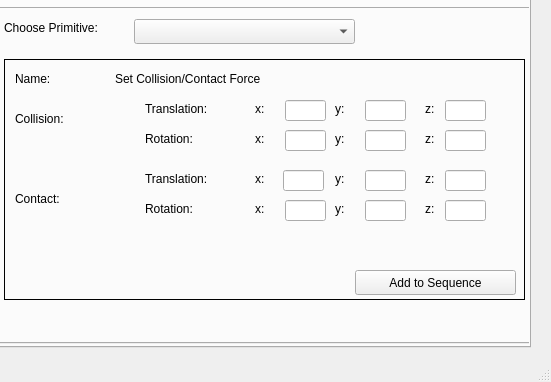
Qt form user-interface/userinterface.ui (TheGaertner/cryopreservation-panda) before a commit; both pictures show x 620 to 1171 and y 443 to 825 of the 1171 by 825 pixel window.
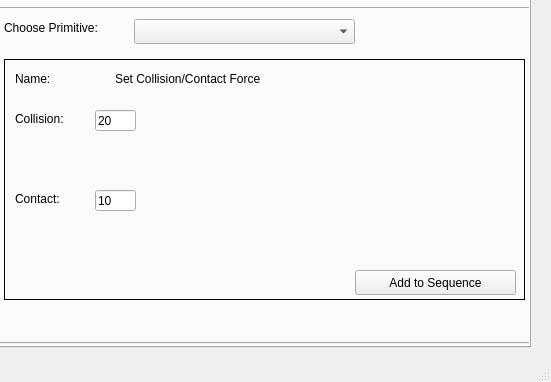
The same form after that commit. The open tabs and pages were chosen to show the change. Icons and pictures are not drawn. Custom widgets are drawn as their Qt base class.

```diff
--- a/user-interface/userinterface.ui
+++ b/user-interface/userinterface.ui
@@ -1776,332 +1776,30 @@
            <string>Add to Sequence</string>
           </property>
          </widget>
-         <widget class="QLabel" name="label_126">
-          <property name="geometry">
-           <rect>
-            <x>330</x>
-            <y>40</y>
-            <width>21</width>
-            <height>17</height>
-           </rect>
-          </property>
-          <property name="text">
-           <string>y:</string>
-          </property>
-         </widget>
-         <widget class="QLabel" name="label_127">
-          <property name="geometry">
-           <rect>
-            <x>140</x>
-            <y>70</y>
-            <width>91</width>
-            <height>17</height>
-           </rect>
-          </property>
-          <property name="text">
-           <string>Rotation:</string>
-          </property>
-         </widget>
-         <widget class="QLabel" name="label_128">
-          <property name="geometry">
-           <rect>
-            <x>250</x>
-            <y>40</y>
-            <width>21</width>
-            <height>17</height>
-           </rect>
-          </property>
-          <property name="text">
-           <string>x:</string>
-          </property>
-         </widget>
-         <widget class="QLabel" name="label_129">
-          <property name="geometry">
-           <rect>
-            <x>420</x>
-            <y>40</y>
-            <width>21</width>
-            <height>17</height>
-           </rect>
-          </property>
-          <property name="text">
-           <string>z:</string>
-          </property>
-         </widget>
-         <widget class="QLineEdit" name="lineEdit_51">
-          <property name="geometry">
-           <rect>
-            <x>440</x>
-            <y>40</y>
-            <width>41</width>
-            <height>21</height>
-           </rect>
-          </property>
-         </widget>
-         <widget class="QLabel" name="label_130">
-          <property name="geometry">
-           <rect>
-            <x>250</x>
-            <y>70</y>
-            <width>21</width>
-            <height>17</height>
-           </rect>
-          </property>
-          <property name="text">
-           <string>x:</string>
-          </property>
-         </widget>
-         <widget class="QLabel" name="label_131">
-          <property name="geometry">
-           <rect>
-            <x>140</x>
-            <y>40</y>
-            <width>91</width>
-            <height>17</height>
-           </rect>
-          </property>
-          <property name="text">
-           <string>Translation:</string>
-          </property>
-         </widget>
-         <widget class="QLabel" name="label_132">
-          <property name="geometry">
-           <rect>
-            <x>420</x>
-            <y>70</y>
-            <width>21</width>
-            <height>17</height>
-           </rect>
-          </property>
-          <property name="text">
-           <string>z:</string>
-          </property>
-         </widget>
-         <widget class="QLabel" name="label_133">
-          <property name="geometry">
-           <rect>
-            <x>330</x>
-            <y>70</y>
-            <width>21</width>
-            <height>17</height>
-           </rect>
-          </property>
-          <property name="text">
-           <string>y:</string>
-          </property>
-         </widget>
          <widget class="QLineEdit" name="lineEdit_53">
           <property name="geometry">
            <rect>
-            <x>280</x>
-            <y>40</y>
+            <x>90</x>
+            <y>50</y>
             <width>41</width>
             <height>21</height>
            </rect>
           </property>
-         </widget>
-         <widget class="QLineEdit" name="lineEdit_54">
-          <property name="geometry">
-           <rect>
-            <x>360</x>
-            <y>70</y>
-            <width>41</width>
-            <height>21</height>
-           </rect>
-          </property>
-         </widget>
-         <widget class="QLineEdit" name="lineEdit_55">
-          <property name="geometry">
-           <rect>
-            <x>280</x>
-            <y>70</y>
-            <width>41</width>
-            <height>21</height>
-           </rect>
-          </property>
-         </widget>
-         <widget class="QLineEdit" name="lineEdit_56">
-          <property name="geometry">
-           <rect>
-            <x>440</x>
-            <y>70</y>
-            <width>41</width>
-            <height>21</height>
-           </rect>
-          </property>
-         </widget>
-         <widget class="QLineEdit" name="lineEdit_57">
-          <property name="geometry">
-           <rect>
-            <x>360</x>
-            <y>40</y>
-            <width>41</width>
-            <height>21</height>
-           </rect>
-          </property>
-         </widget>
-         <widget class="QLabel" name="label_134">
-          <property name="geometry">
-           <rect>
-            <x>140</x>
-            <y>110</y>
-            <width>91</width>
-            <height>17</height>
-           </rect>
-          </property>
           <property name="text">
-           <string>Translation:</string>
-          </property>
-         </widget>
-         <widget class="QLabel" name="label_135">
-          <property name="geometry">
-           <rect>
-            <x>140</x>
-            <y>140</y>
-            <width>91</width>
-            <height>17</height>
-           </rect>
-          </property>
-          <property name="text">
-           <string>Rotation:</string>
-          </property>
-         </widget>
-         <widget class="QLabel" name="label_136">
-          <property name="geometry">
-           <rect>
-            <x>250</x>
-            <y>140</y>
-            <width>21</width>
-            <height>17</height>
-           </rect>
-          </property>
-          <property name="text">
-           <string>x:</string>
-          </property>
-         </widget>
-         <widget class="QLabel" name="label_137">
-          <property name="geometry">
-           <rect>
-            <x>330</x>
-            <y>140</y>
-            <width>21</width>
-            <height>17</height>
-           </rect>
-          </property>
-          <property name="text">
-           <string>y:</string>
-          </property>
-         </widget>
-         <widget class="QLabel" name="label_138">
-          <property name="geometry">
-           <rect>
-            <x>330</x>
-            <y>110</y>
-            <width>21</width>
-            <height>17</height>
-           </rect>
-          </property>
-          <property name="text">
-           <string>y:</string>
-          </property>
-         </widget>
-         <widget class="QLabel" name="label_139">
-          <property name="geometry">
-           <rect>
-            <x>250</x>
-            <y>110</y>
-            <width>21</width>
-            <height>17</height>
-           </rect>
-          </property>
-          <property name="text">
-           <string>x:</string>
+           <string>20</string>
           </property>
          </widget>
          <widget class="QLineEdit" name="lineEdit_58">
           <property name="geometry">
            <rect>
-            <x>278</x>
-            <y>110</y>
+            <x>90</x>
+            <y>130</y>
             <width>41</width>
             <height>21</height>
            </rect>
           </property>
-         </widget>
-         <widget class="QLineEdit" name="lineEdit_59">
-          <property name="geometry">
-           <rect>
-            <x>440</x>
-            <y>140</y>
-            <width>41</width>
-            <height>21</height>
-           </rect>
-          </property>
-         </widget>
-         <widget class="QLineEdit" name="lineEdit_60">
-          <property name="geometry">
-           <rect>
-            <x>360</x>
-            <y>140</y>
-            <width>41</width>
-            <height>21</height>
-           </rect>
-          </property>
-         </widget>
-         <widget class="QLabel" name="label_140">
-          <property name="geometry">
-           <rect>
-            <x>420</x>
-            <y>140</y>
-            <width>21</width>
-            <height>17</height>
-           </rect>
-          </property>
           <property name="text">
-           <string>z:</string>
-          </property>
-         </widget>
-         <widget class="QLineEdit" name="lineEdit_61">
-          <property name="geometry">
-           <rect>
-            <x>280</x>
-            <y>140</y>
-            <width>41</width>
-            <height>21</height>
-           </rect>
-          </property>
-         </widget>
-         <widget class="QLineEdit" name="lineEdit_62">
-          <property name="geometry">
-           <rect>
-            <x>360</x>
-            <y>110</y>
-            <width>41</width>
-            <height>21</height>
-           </rect>
-          </property>
-         </widget>
-         <widget class="QLabel" name="label_141">
-          <property name="geometry">
-           <rect>
-            <x>420</x>
-            <y>110</y>
-            <width>21</width>
-            <height>17</height>
-           </rect>
-          </property>
-          <property name="text">
-           <string>z:</string>
-          </property>
-         </widget>
-         <widget class="QLineEdit" name="lineEdit_63">
-          <property name="geometry">
-           <rect>
-            <x>440</x>
-            <y>110</y>
-            <width>41</width>
-            <height>21</height>
-           </rect>
+           <string>10</string>
           </property>
          </widget>
          <widget class="QLabel" name="label_142">
```
Left out of the diff: 52 changed lines with no effect on the pictures.
